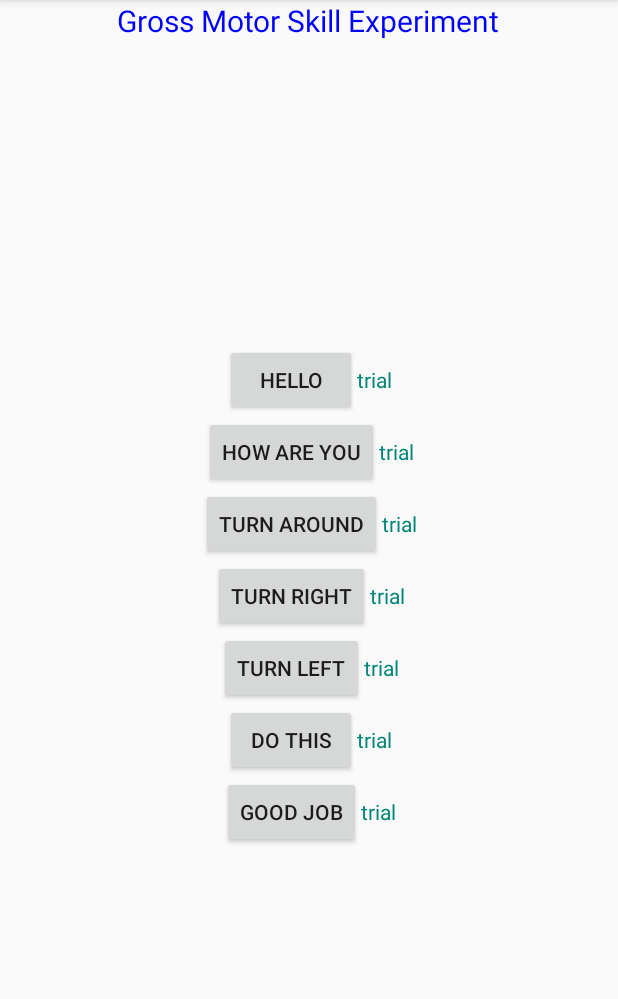
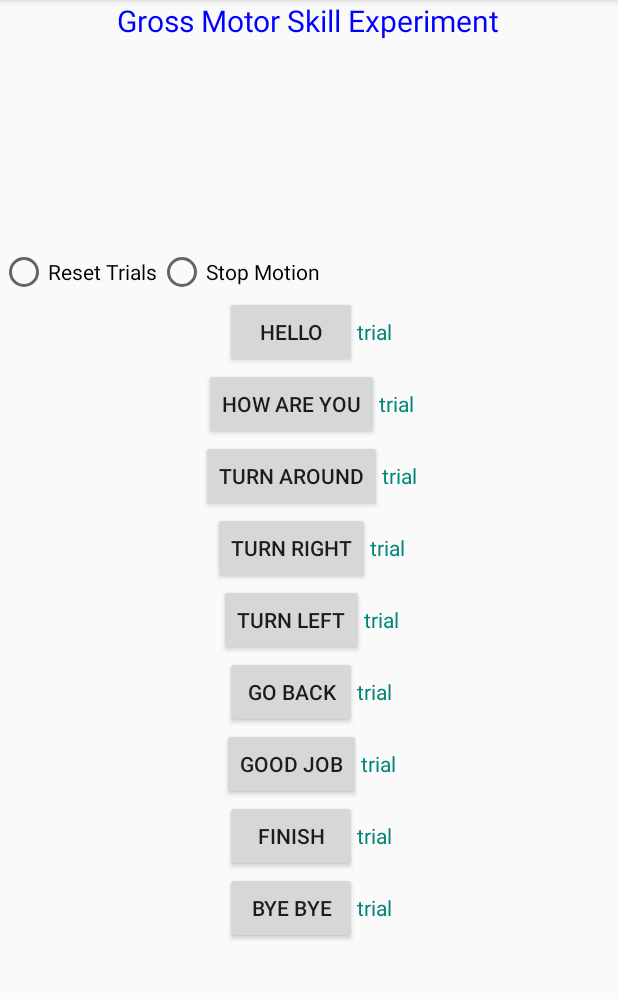
Before and after one commit to mq27/ipmr-Experiment, an Android app: the screen it shows after launch (MainActivity), on a phone screen of 412 x 824 dp, the part 84-1083 px from its top. Run offline under Robolectric (Android 15) with nearby library versions, the phone set to English and light mode, and no system bars.

Commit message:
all basic changes done

```diff
--- a/app/src/main/java/com/example/exeriment/MainActivity.java
+++ b/app/src/main/java/com/example/exeriment/MainActivity.java
@@ -18,14 +18,17 @@ import android.content.Intent;
 import android.content.IntentFilter;
 import android.content.pm.PackageManager;
 import android.graphics.Color;
+import android.media.MediaPlayer;
 import android.os.Bundle;
 import android.os.Handler;
 import android.os.Looper;
 import android.os.Message;
+import android.provider.MediaStore;
 import android.util.Log;
 import android.view.View;
 import android.widget.Button;
 import android.widget.ProgressBar;
+import android.widget.RadioButton;
 import android.widget.TextView;
 import android.widget.Toast;
 
@@ -49,18 +52,24 @@ public class MainActivity extends AppCompatActivity {
     private ProgressBar progressBar;
     private static String SEPARATOR, TERMINATOR;
     private boolean restartDiscoveryBoolean;
-    Button turnaround, left, right, hello, dothis, goodJob, howAre;
+    Button turnaround, left, right, hello, btnbye, goodJob, howAre,goBack,finish;
+    RadioButton reset,stopMtion;
     // Command String variables for expressions //
     final String FORWARD_MOVEMENT_CLASSIFIER = "F";
     final String BACKWARD_MOVEMENT_CLASSIFIER = "B";
     final String LEFT_MOVEMENT_CLASSIFIER = "L";
     final String RIGHT_MOVEMENT_CLASSIFIER = "R";
     final String STOP_MOVEMENT_CLASSIFIER = "S";
+    final String SPEAK_OUT_CLASSIFIER = "G";
+
+    final String EMOTION_CLASSIFIER = "E";
+    final String TAIL_STRING = "000";
+    final String VERBALIZE_EMOTION = "V";
     final String MODIFIER = "000_000";
-    final String distance = "1000";
-    final String trunDistance = "4000";
-    TextView tvHello, tvHow, tvTurn, tvRight, tvLeft, tvDo, tvGood;
-    int helloTrial, howTrial, turnTrial, rightTrial, leftTrial, doTrial, goodTrial;
+    final String distance = "800";
+    final String trunDistance = "2500";
+    TextView tvHello, tvHow, tvTurn, tvRight, tvLeft, tvbye, tvGood,tvGo,tvFinish;
+    int helloTrial, howTrial, turnTrial, rightTrial, leftTrial, doTrial, goodTrial,gobck,byebye;
     private float DEFAULT_SPEED = 0.75f; //is actually 0.01 * 100% //
     private double mySpeed;
     int defaultPercentage;
@@ -159,17 +168,22 @@ public class MainActivity extends AppCompatActivity {
         left = (Button) findViewById(R.id.btnLeft);
         right = (Button) findViewById(R.id.btnRight);
         hello = (Button) findViewById(R.id.btnHello);
-        dothis = (Button) findViewById(R.id.btnDothis);
+        btnbye = (Button) findViewById(R.id.btnBye);
         goodJob = (Button) findViewById(R.id.btngjob);
         howAre = (Button) findViewById(R.id.btnHow);
+        goBack = (Button)findViewById(R.id.btngo);
+        finish=(Button)findViewById(R.id.btnFinish);
         tvHello = (TextView) findViewById(R.id.hello);
         tvHow = (TextView) findViewById(R.id.question);
         tvTurn = (TextView) findViewById(R.id.turnAround);
-        tvDo = (TextView) findViewById(R.id.doThis);
+        tvbye = (TextView) findViewById(R.id.byeTrial);
         tvLeft = (TextView) findViewById(R.id.tLeft);
         tvRight = (TextView) findViewById(R.id.tRight);
         tvGood = (TextView) findViewById(R.id.goodJob);
-
+        tvGo =(TextView)findViewById(R.id.goTrial);
+        tvFinish=(TextView)findViewById(R.id.finishTrial);
+        reset =(RadioButton)findViewById(R.id.resetButton);
+        stopMtion=(RadioButton)findViewById(R.id.stopButton);
         hello.setOnClickListener(new View.OnClickListener() {
             @Override
             public void onClick(View view) {
@@ -182,6 +196,7 @@ public class MainActivity extends AppCompatActivity {
         turnaround.setOnClickListener(new View.OnClickListener() {
             @Override
             public void onClick(View view) {
+                writeToBluetooth("G", "Do this", valueOf(mySpeed));
                 writeToBluetooth(LEFT_MOVEMENT_CLASSIFIER, trunDistance, MODIFIER);
             turnTrial ++;
             tvTurn.setText(String.valueOf(turnTrial));
@@ -190,6 +205,7 @@ public class MainActivity extends AppCompatActivity {
         right.setOnClickListener(new View.OnClickListener() {
             @Override
             public void onClick(View view) {
+                writeToBluetooth("G", "Do this", valueOf(mySpeed));
                 writeToBluetooth(RIGHT_MOVEMENT_CLASSIFIER, distance, MODIFIER);
                 rightTrial++;
                 tvRight.setText(String.valueOf(rightTrial));
@@ -198,18 +214,19 @@ public class MainActivity extends AppCompatActivity {
         left.setOnClickListener(new View.OnClickListener() {
             @Override
             public void onClick(View view) {
+                writeToBluetooth("G", "DO This", valueOf(mySpeed));
                 writeToBluetooth(LEFT_MOVEMENT_CLASSIFIER, distance, MODIFIER);
                 leftTrial++;
                 tvLeft.setText(String.valueOf(leftTrial));
 
             }
         });
-        dothis.setOnClickListener(new View.OnClickListener() {
+        btnbye.setOnClickListener(new View.OnClickListener() {
             @Override
             public void onClick(View view) {
-                writeToBluetooth("G", "DO This", valueOf(mySpeed));
+                writeToBluetooth("G", "Bye Bye", valueOf(mySpeed));
                 doTrial++;
-                tvDo.setText(String.valueOf(doTrial));
+                tvbye.setText(String.valueOf(doTrial));
 
             }
         });
@@ -217,6 +234,9 @@ public class MainActivity extends AppCompatActivity {
             @Override
             public void onClick(View view) {
                 writeToBluetooth("G", "Good Job", valueOf(mySpeed));
+                final MediaPlayer claps = MediaPlayer.create(MainActivity.this,R.raw.claps);
+                claps.start();
+                writeToBluetooth("G",claps,valueOf(mySpeed));
                 goodTrial++;
                 tvGood.setText(String.valueOf(goodTrial));
             }
@@ -228,6 +248,51 @@ public class MainActivity extends AppCompatActivity {
                 howTrial++;
                 tvHow.setText(String.valueOf(howTrial));
 
+            }
+        });
+        goBack.setOnClickListener(new View.OnClickListener() {
+            @Override
+            public void onClick(View view) {
+                writeToBluetooth("G","Go Back",valueOf(mySpeed));
+                gobck++;
+                tvGo.setText(String.valueOf(gobck));
+            }
+        });
+        stopMtion.setOnClickListener(new View.OnClickListener() {
+            @Override
+            public void onClick(View view) {
+                writeToBluetooth(STOP_MOVEMENT_CLASSIFIER,"","");
+            }
+        });
+        finish.setOnClickListener(new View.OnClickListener() {
+            @Override
+            public void onClick(View view) {
+                writeToBluetooth("G","Finish",valueOf(mySpeed));
+                byebye++;
+                tvFinish.setText(valueOf(byebye));
+            }
+        });
+        reset.setOnClickListener(new View.OnClickListener() {
+            @Override
+            public void onClick(View view) {
+                leftTrial=0;
+                rightTrial=0;
+                howTrial=0;
+                gobck=0;
+                turnTrial=0;
+                goodTrial=0;
+                helloTrial=0;
+                doTrial=0;
+                byebye=0;
+                tvLeft.setText(String.valueOf(leftTrial));
+                tvRight.setText(String.valueOf(rightTrial));
+                tvGo.setText(String.valueOf(gobck));
+                tvbye.setText(String.valueOf(doTrial));
+                tvGood.setText(String.valueOf(goodTrial));
+                tvHello.setText(String.valueOf(helloTrial));
+                tvTurn.setText(String.valueOf(turnTrial));
+                tvFinish.setText(String.valueOf(byebye));
+                tvHow.setText(String.valueOf(howTrial));
             }
         });
     }
--- a/app/src/main/res/layout/activity_main.xml
+++ b/app/src/main/res/layout/activity_main.xml
@@ -15,13 +15,34 @@
         android:textAlignment="center"
         android:textColor="#0000FF"
         android:textSize="20dp" />
-
     <LinearLayout
         android:layout_width="match_parent"
         android:layout_height="0dp"
         android:layout_weight="1"
         android:gravity="center|center"
         android:orientation="vertical">
+        <LinearLayout
+            android:layout_width="match_parent"
+            android:layout_height="wrap_content"
+            android:gravity="center|center"
+            android:orientation="vertical">
+
+        <RadioGroup
+            android:layout_width="match_parent"
+            android:layout_height="match_parent"
+            android:orientation="horizontal">
+            <RadioButton
+                android:id="@+id/resetButton"
+                android:layout_width="wrap_content"
+                android:layout_height="wrap_content"
+                android:text="Reset Trials" />
+            <RadioButton
+                android:id="@+id/stopButton"
+                android:layout_width="wrap_content"
+                android:layout_height="match_parent"
+                android:text="Stop Motion" />
+        </RadioGroup>
+        </LinearLayout>
 
         <LinearLayout
             android:layout_width="match_parent"
@@ -36,11 +57,11 @@
                 android:text="Hello" />
 
             <TextView
+                android:id="@+id/hello"
                 android:layout_width="wrap_content"
                 android:layout_height="wrap_content"
                 android:text="trial"
-                android:id="@+id/hello"
-                android:textColor="@color/colorPrimary"/>
+                android:textColor="@color/colorPrimary" />
         </LinearLayout>
 
         <LinearLayout
@@ -56,12 +77,13 @@
                 android:text="How Are You" />
 
             <TextView
+                android:id="@+id/question"
                 android:layout_width="wrap_content"
                 android:layout_height="wrap_content"
                 android:text="trial"
-                android:id="@+id/question"
-                android:textColor="@color/colorPrimary"/>
+                android:textColor="@color/colorPrimary" />
         </LinearLayout>
+
 
         <LinearLayout
             android:layout_width="match_parent"
@@ -78,11 +100,11 @@
                 android:text="Turn Around" />
 
             <TextView
+                android:id="@+id/turnAround"
                 android:layout_width="wrap_content"
                 android:layout_height="wrap_content"
                 android:text="trial"
-                android:id="@+id/turnAround"
-                android:textColor="@color/colorPrimary"/>
+                android:textColor="@color/colorPrimary" />
         </LinearLayout>
 
         <LinearLayout
@@ -98,11 +120,11 @@
                 android:text="Turn Right" />
 
             <TextView
+                android:id="@+id/tRight"
                 android:layout_width="wrap_content"
                 android:layout_height="wrap_content"
                 android:text="trial"
-                android:textColor="@color/colorPrimary"
-                android:id="@+id/tRight"/>
+                android:textColor="@color/colorPrimary" />
         </LinearLayout>
 
         <LinearLayout
@@ -118,13 +140,12 @@
                 android:text="Turn Left" />
 
             <TextView
+                android:id="@+id/tLeft"
                 android:layout_width="wrap_content"
                 android:layout_height="wrap_content"
                 android:text="trial"
-                android:id="@+id/tLeft"
-                android:textColor="@color/colorPrimary"/>
+                android:textColor="@color/colorPrimary" />
         </LinearLayout>
-
         <LinearLayout
             android:layout_width="match_parent"
             android:layout_height="wrap_content"
@@ -132,17 +153,17 @@
             android:orientation="horizontal">
 
             <Button
-                android:id="@+id/btnDothis"
+                android:id="@+id/btngo"
                 android:layout_width="wrap_content"
                 android:layout_height="wrap_content"
-                android:text="Do This" />
+                android:text="Go Back" />
 
             <TextView
+                android:id="@+id/goTrial"
                 android:layout_width="wrap_content"
                 android:layout_height="wrap_content"
                 android:text="trial"
-                android:textColor="@color/colorPrimary"
-                android:id="@+id/doThis"/>
+                android:textColor="@color/colorPrimary" />
         </LinearLayout>
 
         <LinearLayout
@@ -158,12 +179,52 @@
                 android:text="Good Job" />
 
             <TextView
+                android:id="@+id/goodJob"
                 android:layout_width="wrap_content"
                 android:layout_height="wrap_content"
                 android:text="trial"
-                android:id="@+id/goodJob"
-                android:textColor="@color/colorPrimary"/>
+                android:textColor="@color/colorPrimary" />
         </LinearLayout>
+
+        <LinearLayout
+            android:layout_width="match_parent"
+            android:layout_height="wrap_content"
+            android:gravity="center|center"
+            android:orientation="horizontal">
+
+            <Button
+                android:id="@+id/btnFinish"
+                android:layout_width="wrap_content"
+                android:layout_height="wrap_content"
+                android:text="Finish" />
+
+            <TextView
+                android:id="@+id/finishTrial"
+                android:layout_width="wrap_content"
+                android:layout_height="wrap_content"
+                android:text="trial"
+                android:textColor="@color/colorPrimary" />
+        </LinearLayout>
+        <LinearLayout
+            android:layout_width="match_parent"
+            android:layout_height="wrap_content"
+            android:gravity="center|center"
+            android:orientation="horizontal">
+
+            <Button
+                android:id="@+id/btnBye"
+                android:layout_width="wrap_content"
+                android:layout_height="wrap_content"
+                android:text="BYE Bye" />
+
+            <TextView
+                android:id="@+id/byeTrial"
+                android:layout_width="wrap_content"
+                android:layout_height="wrap_content"
+                android:text="trial"
+                android:textColor="@color/colorPrimary" />
+        </LinearLayout>
+
 
         <LinearLayout
             android:layout_width="match_parent"
```
Also changed, not shown: 1 other file.
